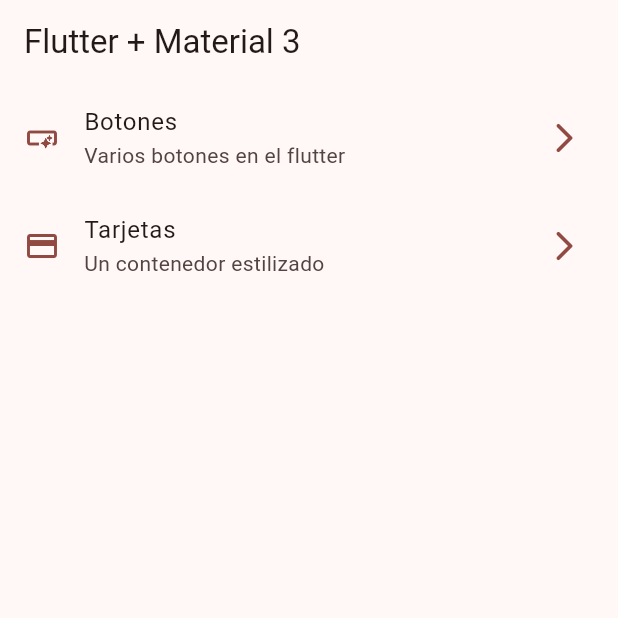
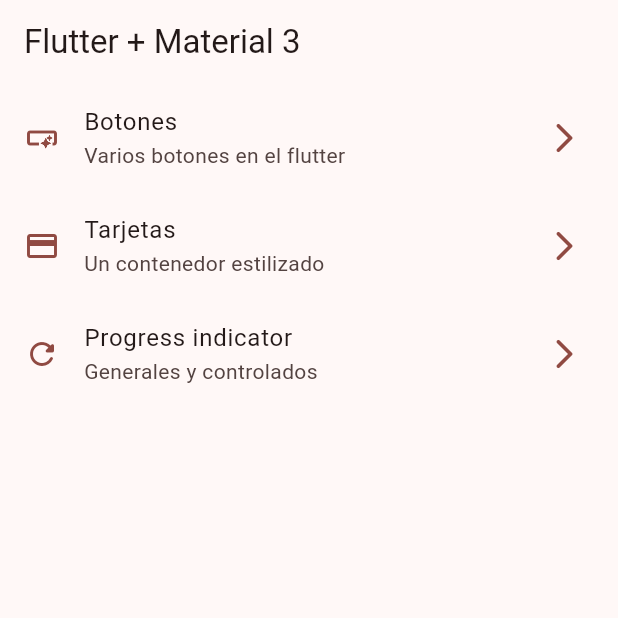
Before and after one commit to dani3571/WidgetsApp, a Flutter app: the screen it shows after launch, on a phone screen of 412 x 824 dp, the top half of it. Run offline on Flutter 3.47's test engine with Material 2 defaults, Android fonts, the phone set to English and light mode, and no system bars; our stand-ins replace go_router.

Commit message:
Progress indicators finish

```diff
--- a/lib/config/menu/menu_items.dart
+++ b/lib/config/menu/menu_items.dart
@@ -30,5 +30,12 @@ const appMenuItems = <MenuItem>[
       link: '/cards',
       icon: Icons.credit_card
     ),
+     MenuItem(
+      title: 'Progress indicator',
+      subTitle: 'Generales y controlados',
+      link: '/progress',
+      icon: Icons.refresh_rounded
+    ),
+
 
 ];
--- a/lib/config/router/app_router.dart
+++ b/lib/config/router/app_router.dart
@@ -23,5 +23,10 @@ final appRouter = GoRouter(
       path: '/cards',
       builder: (context, state) => const CardsScreen(),
     ),
+     GoRoute(
+      name: ProgressScreen.name,
+      path: '/progress',
+      builder: (context, state) => const ProgressScreen(),
+    ),
   ],
 );
```
Also changed, not shown: lib/presentation/screens/progress/progress_screen.dart (+62 -1 lines).
